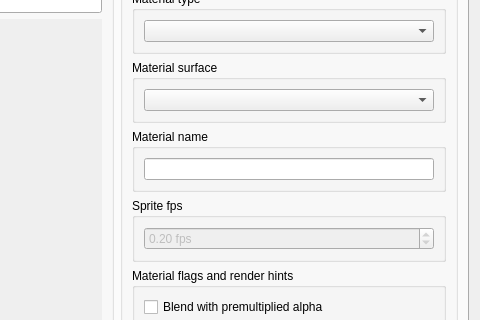
This is editor/gui/dlgtileimport.ui in ensisoft/detonator as Qt 5 draws it before an edit; both pictures show x 469 to 949 and y 84 to 404 of the 949 by 1060 pixel window. The edited form follows.
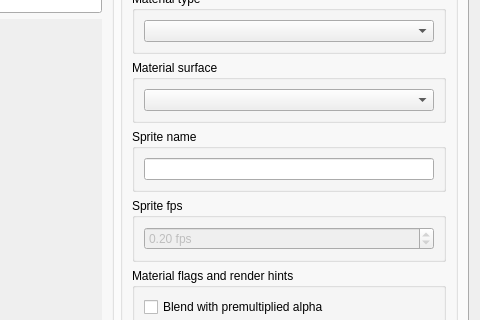
This is the edited form. The open tabs and pages were chosen to show the change. Icons and pictures are not drawn. Custom widgets are drawn as their Qt base class.

Commit message:
Add support for single spritesheet material in tile importer
Add support for single spritesheet material in tile importer using
the new material features. This features imports a sprite based
animation as material with a single texture and with a spritesheet
setting for sampling animation frames from multiple locations in
a singe texture object.

Diff of the .ui file:
```diff
--- a/editor/gui/dlgtileimport.ui
+++ b/editor/gui/dlgtileimport.ui
@@ -627,7 +627,7 @@
             <item row="5" column="0">
              <widget class="QGroupBox" name="groupBox_7">
               <property name="title">
-               <string>Material name</string>
+               <string>Sprite name</string>
               </property>
               <property name="flat">
                <bool>true</bool>
```
Left out of the diff: 8 changed lines with no effect on the pictures. The commit also changes 2 other files.
